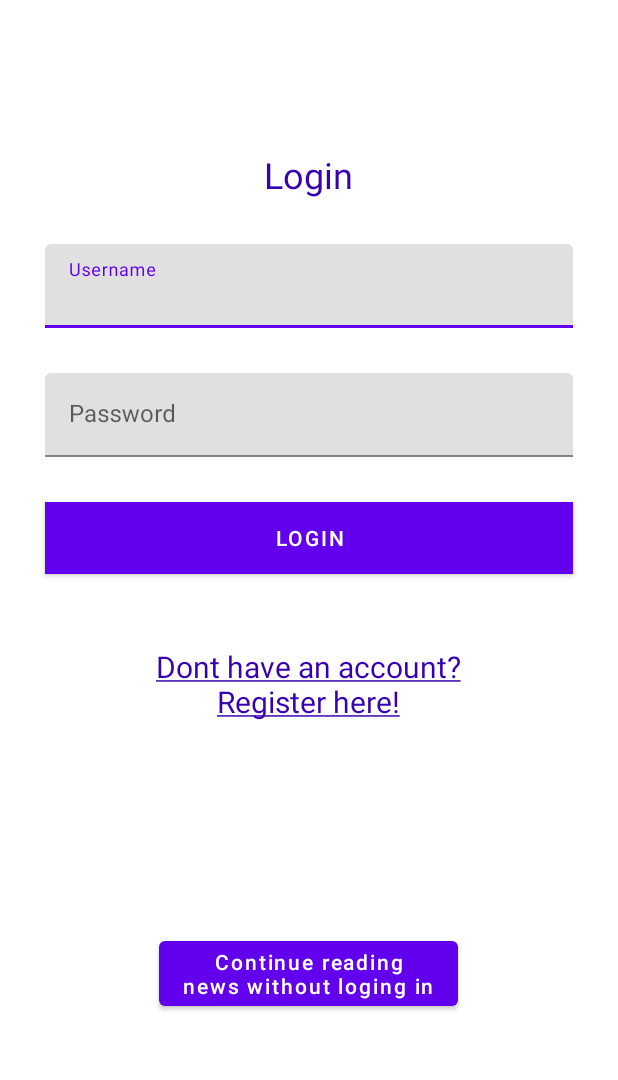
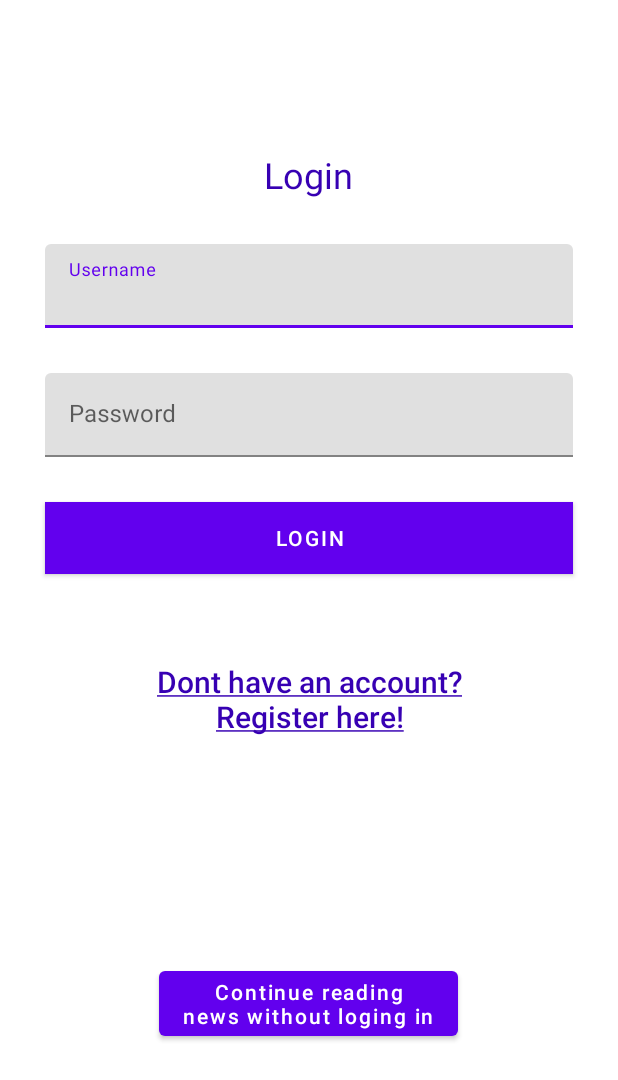
Before and after one commit to Muskan610/Android-News-Reader-application-Kotlin, an Android app: the loginView screen opened directly, with no data from a screen before it, on a phone screen of 412 x 824 dp. Shown: the top 1080 px of the screen. Run offline under Robolectric (Android 15) with nearby library versions, the phone set to English and light mode, and no system bars.

Commit message:
login register, view liked articles works
todo-navigating to detail view, like and unlike saved articles

```diff
--- a/NewsReaderStudent636130/app/src/main/AndroidManifest.xml
+++ b/NewsReaderStudent636130/app/src/main/AndroidManifest.xml
@@ -19,6 +19,12 @@
             android:name=".ViewsActivities.loginView"
             android:exported="true" />
         <activity
+            android:name=".ViewsActivities.RegisterView"
+            android:exported="true" />
+        <activity
+            android:name=".ViewsActivities.DetailActivityView"
+            android:exported="true" />
+        <activity
             android:name=".MainActivity"
             android:exported="true">
             <intent-filter>
--- a/NewsReaderStudent636130/app/src/main/java/nl/bhat/muskan/newsreaderstudent636130/Adapters/pagerAdapter.kt
+++ b/NewsReaderStudent636130/app/src/main/java/nl/bhat/muskan/newsreaderstudent636130/Adapters/pagerAdapter.kt
@@ -1,5 +1,6 @@
 package nl.bhat.muskan.newsreaderstudent636130.Adapters
 
+import android.util.Log
 import androidx.fragment.app.Fragment
 import androidx.fragment.app.FragmentManager
 import androidx.fragment.app.FragmentPagerAdapter
@@ -11,6 +12,7 @@ import nl.bhat.muskan.newsreaderstudent636130.ViewsActivities.saveArticlesFragme
 class pagerAdapter(fm: FragmentManager, var tabcount: Int) : FragmentPagerAdapter(fm, tabcount) {
     override fun getItem(position: Int): Fragment {
         if(AppPreferences.isLogin){
+            Log.d("login", "user islogin is true")
             return when (position) {
                 0 -> homeFragment()
                 1 -> saveArticlesFragment()
@@ -18,7 +20,9 @@ class pagerAdapter(fm: FragmentManager, var tabcount: Int) : FragmentPagerAdapte
             }
         }
         else{
+            Log.d("login", "user islogin is false, not logged in")
             return when (position) {
+
                 0 -> homeFragment()
                 1 -> LoginRegisterFragment()
                 else -> homeFragment()
--- a/NewsReaderStudent636130/app/src/main/java/nl/bhat/muskan/newsreaderstudent636130/LoginRegister/RegisterResponse.kt
+++ b/NewsReaderStudent636130/app/src/main/java/nl/bhat/muskan/newsreaderstudent636130/LoginRegister/RegisterResponse.kt
@@ -1,6 +1,3 @@
 package nl.bhat.muskan.newsreaderstudent636130.LoginRegister
 
-data class RegisterResponse (
-    var Success: String,
-    var Message: String
-)
+class RegisterResponse(var Success: Boolean, var Message: String)
--- a/NewsReaderStudent636130/app/src/main/java/nl/bhat/muskan/newsreaderstudent636130/ViewsActivities/DetailActivityViews.kt
+++ b/NewsReaderStudent636130/app/src/main/java/nl/bhat/muskan/newsreaderstudent636130/ViewsActivities/DetailActivityView.kt
@@ -2,5 +2,5 @@ package nl.bhat.muskan.newsreaderstudent636130.ViewsActivities
 
 import androidx.appcompat.app.AppCompatActivity
 
-class DetailActivityViews: AppCompatActivity() {
+class DetailActivityView: AppCompatActivity() {
 }
--- a/NewsReaderStudent636130/app/src/main/java/nl/bhat/muskan/newsreaderstudent636130/ViewsActivities/loginView.kt
+++ b/NewsReaderStudent636130/app/src/main/java/nl/bhat/muskan/newsreaderstudent636130/ViewsActivities/loginView.kt
@@ -18,6 +18,7 @@ import nl.bhat.muskan.newsreaderstudent636130.ApiRetrofit.RetrofitClientInstance
 import nl.bhat.muskan.newsreaderstudent636130.LoginRegister.LoginResponse
 import nl.bhat.muskan.newsreaderstudent636130.MainActivity
 import nl.bhat.muskan.newsreaderstudent636130.SharedPreferences.AppPreferences
+import org.w3c.dom.Text
 
 
 class loginView : AppCompatActivity() {
@@ -25,6 +26,7 @@ class loginView : AppCompatActivity() {
     private lateinit var btnbacktomain: Button
     private lateinit var username: TextInputEditText
     private lateinit var password: TextInputEditText
+    private lateinit var ifReg: Button
 
 
     override fun onCreate(savedInstanceState: Bundle?) {
@@ -34,9 +36,15 @@ class loginView : AppCompatActivity() {
         password = findViewById(R.id.ePassword)
         btnLogin = findViewById(R.id.btnLogin)
         btnbacktomain=findViewById(R.id.btnbacktomain)
+        ifReg=findViewById(R.id.ifReg)
 
         btnbacktomain.setOnClickListener(View.OnClickListener {
             val intent = Intent(this, MainActivity::class.java)
+            startActivity(intent)
+        })
+
+        ifReg.setOnClickListener(View.OnClickListener {
+            val intent = Intent(this, RegisterView::class.java)
             startActivity(intent)
         })
 
@@ -54,6 +62,9 @@ class loginView : AppCompatActivity() {
 
     //username: joey69
     //password: verysecurepassword
+
+    //alishya69
+    //8901qwwe
 
     fun login(username: TextInputEditText, password: TextInputEditText){
         val service = RetrofitClientInstance.retrofitInstance?.create(GetResultsService::class.java)
--- a/NewsReaderStudent636130/app/src/main/res/layout/activity_detail.xml
+++ b/NewsReaderStudent636130/app/src/main/res/layout/activity_detail.xml
@@ -4,7 +4,7 @@
     xmlns:tools="http://schemas.android.com/tools"
     android:layout_width="match_parent"
     android:layout_height="match_parent"
-    tools:context=".ViewsActivities.DetailActivityViews"
+    tools:context=".ViewsActivities.DetailActivityView"
     android:baselineAligned="false"
     >
 
--- a/NewsReaderStudent636130/app/src/main/res/layout/layout_item.xml
+++ b/NewsReaderStudent636130/app/src/main/res/layout/layout_item.xml
@@ -46,7 +46,7 @@
                     android:layout_height="match_parent"
                     android:layout_weight="1"
                     android:ellipsize="end"
-                    android:maxLines="4"
+                    android:maxLines="6"
                     android:text="@string/articleSummary"
                     android:textSize="16sp">
 
--- a/NewsReaderStudent636130/app/src/main/res/layout/login_view.xml
+++ b/NewsReaderStudent636130/app/src/main/res/layout/login_view.xml
@@ -5,7 +5,7 @@
     android:layout_width="match_parent"
     android:layout_height="match_parent"
     android:orientation="vertical"
-    tools:context=".LoginRegister.loginView">
+    tools:context=".ViewsActivities.loginView">
 
     <TextView
         android:layout_width="wrap_content"
@@ -63,7 +63,9 @@
 
      </Button>
 
-    <TextView
+    <Button
+        android:id="@+id/ifReg"
+        style="@style/Widget.AppCompat.Button.Borderless"
         android:layout_width="wrap_content"
         android:layout_height="wrap_content"
         android:layout_gravity="center_horizontal"
@@ -72,9 +74,10 @@
         android:textAlignment="center"
         android:textAllCaps="false"
         android:textColor="@color/design_default_color_primary_dark"
-        android:textSize="20sp">
+        android:textSize="20sp"
+        >
 
-    </TextView>
+    </Button>
 
     <Button
         android:id="@+id/btnbacktomain"
--- a/NewsReaderStudent636130/app/src/main/res/values/strings.xml
+++ b/NewsReaderStudent636130/app/src/main/res/values/strings.xml
@@ -21,6 +21,7 @@
     <string name="detailTitleWebView">Full article</string>
     <string name="date">published date</string>
     <string name="articleTitle">Title</string>
-    <string name="articleSummary">Summary</string>
+    <string name="articleSummary">Lorem ipsum dolor sit amet, consectetur adipiscing elit, sed do eiusmod tempor incididunt ut labore et dolore magna aliqua. Ut enim ad minim veniam, quis nostrud exercitation ullamco laboris nisi ut aliquip ex ea commodo consequat. Duis aute irure dolor in reprehenderit in voluptate velit esse cillum dolore eu fugiat nulla pariatur. Excepteur sint occaecat cupidatat non proident, sunt in culpa qui officia deserunt mollit anim id est laborum.</string>
     <string name="read">Read full article</string>
+    <string name="emptyFaves">Nothing to see here :(\nSave some articles to begin</string>
 </resources>
```
Also changed, not shown: NewsReaderStudent636130/app/src/main/java/nl/bhat/muskan/newsreaderstudent636130/ViewsActivities/RegisterView.kt (+63 -6 lines), NewsReaderStudent636130/app/src/main/java/nl/bhat/muskan/newsreaderstudent636130/ViewsActivities/saveArticlesFragment.kt (+11 -1 lines), NewsReaderStudent636130/app/src/main/res/layout/register_view.xml (+5 -3 lines).
